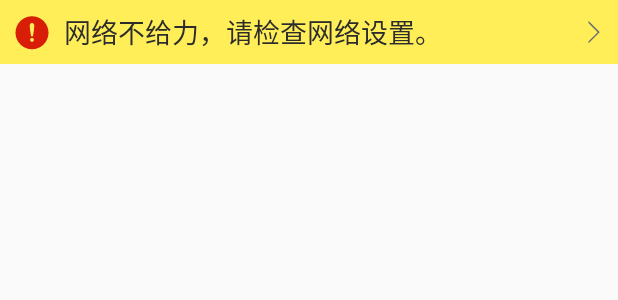
After one commit to woshidasusu/Meizi, an Android app: the layout view_no_network_tip.xml on its own in the app's theme, with its tools: preview values and no code run, on a phone screen of 412 x 824 dp. The commit adds this screen. Shown: the top 300 px of the screen. Run offline under Robolectric (Android 15) with nearby library versions, the phone set to English and light mode, and no system bars.

Commit message:
新增网络不可用时的提示功能

```diff
--- a/app/src/main/AndroidManifest.xml
+++ b/app/src/main/AndroidManifest.xml
@@ -9,6 +9,9 @@
 
     <!-- Used to adjust the work load depending on the type of network the device is using. -->
     <uses-permission android:name="android.permission.ACCESS_NETWORK_STATE"/>
+    <uses-permission android:name="android.permission.ACCESS_WIFI_STATE"/>
+    <uses-permission android:name="android.permission.CHANGE_NETWORK_STATE"/>
+    <uses-permission android:name="android.permission.CHANGE_WIFI_STATE"/>
     <!-- Used to load images from the gallery content provider. -->
     <uses-permission android:name="android.permission.READ_EXTERNAL_STORAGE"/>
     <uses-permission android:name="android.permission.WRITE_EXTERNAL_STORAGE"/>
--- a/app/src/main/java/com/dasu/gank/mode/net/receiver/NetBroadcastReceiver.java
+++ b/app/src/main/java/com/dasu/gank/mode/net/receiver/NetBroadcastReceiver.java
@@ -4,9 +4,9 @@ import android.content.BroadcastReceiver;
 import android.content.Context;
 import android.content.Intent;
 
+import com.dasu.gank.utils.NetworkUtils;
+
 import java.util.concurrent.CopyOnWriteArrayList;
-
-import com.dasu.gank.utils.NetworkUtils;
 
 /**
  * Created by dasu on 2017/4/7.
--- a/app/src/main/java/com/dasu/gank/ui/activity/MainActivity.java
+++ b/app/src/main/java/com/dasu/gank/ui/activity/MainActivity.java
@@ -3,6 +3,7 @@ package com.dasu.gank.ui.activity;
 import android.os.Bundle;
 import android.support.design.widget.TabLayout;
 import android.support.v4.view.ViewPager;
+import android.view.ViewGroup;
 
 import com.dasu.gank.R;
 import com.dasu.gank.mode.net.update.UpdateController;
@@ -31,7 +32,8 @@ public class MainActivity extends SwipeRefreshActivity {
     TabLayout mTabLayout;
     @InjectView(R.id.main_content_viewpager)
     ViewPager mViewPager;
-
+    @InjectView(R.id.layout_content)
+    ViewGroup mContentLayout;
 
     @Override
     protected void onCreate(Bundle savedInstanceState) {
@@ -41,6 +43,7 @@ public class MainActivity extends SwipeRefreshActivity {
         initVariable();
         bindWidgets();
         UpdateController.checkUpdate(this, new UpdateDialog(this));
+        addNoNetworkTipView(mContentLayout);
     }
 
     @Override
--- a/app/src/main/java/com/dasu/gank/ui/base/SwipeRefreshActivity.java
+++ b/app/src/main/java/com/dasu/gank/ui/base/SwipeRefreshActivity.java
@@ -4,15 +4,16 @@ import android.os.Bundle;
 import android.support.annotation.Nullable;
 import android.support.v4.widget.SwipeRefreshLayout;
 
+import com.dasu.gank.R;
+
 import butterknife.ButterKnife;
 import butterknife.InjectView;
-import com.dasu.gank.R;
 
 /**
  * Created by dasu on 2016/10/1.
  * https://github.com/woshidasusu/Meizi
  */
-public abstract class SwipeRefreshActivity extends BaseActivity implements ISwipeRefreshListener{
+public abstract class SwipeRefreshActivity extends NetworkListenerActivity implements ISwipeRefreshListener{
 
     private static final String TAG = SwipeRefreshActivity.class.getSimpleName();
 
--- /dev/null
+++ b/app/src/main/res/layout/view_no_network_tip.xml
@@ -0,0 +1,21 @@
+<?xml version="1.0" encoding="utf-8"?>
+<LinearLayout xmlns:android="http://schemas.android.com/apk/res/android"
+              android:orientation="vertical"
+              android:layout_width="match_parent"
+              android:layout_height="wrap_content">
+
+    <TextView
+        android:id="@+id/tv_no_network"
+        android:layout_width="match_parent"
+        android:layout_height="wrap_content"
+        android:padding="5dp"
+        android:drawableLeft="@drawable/warning"
+        android:drawableRight="@drawable/arrow_right"
+        android:gravity="center|left"
+        android:drawablePadding="5dp"
+        android:textColor="#2c2c2c"
+        android:textSize="18sp"
+        android:background="#ffee58"
+        android:text="@string/no_network_tip_text"/>
+
+</LinearLayout>
--- a/app/src/main/res/values/strings.xml
+++ b/app/src/main/res/values/strings.xml
@@ -3,4 +3,6 @@
     <string name="action_settings">Settings</string>
 
     <string name="gank_data_unkonwn_who">****</string>
+
+    <string name="no_network_tip_text">网络不给力，请检查网络设置。</string>
 </resources>
```
Also changed, not shown: app/src/main/java/com/dasu/gank/ui/base/ActivityStack.java (added, +94 -0 lines), app/src/main/java/com/dasu/gank/ui/base/BaseActivity.java (+9 -5 lines), app/src/main/java/com/dasu/gank/ui/base/NetworkListenerActivity.java (added, +78 -0 lines), app/src/main/res/layout/activity_main.xml (+15 -6 lines), app/src/main/res/drawable-hdpi/arrow_right.png (added), app/src/main/res/drawable-hdpi/warning.png (added).
